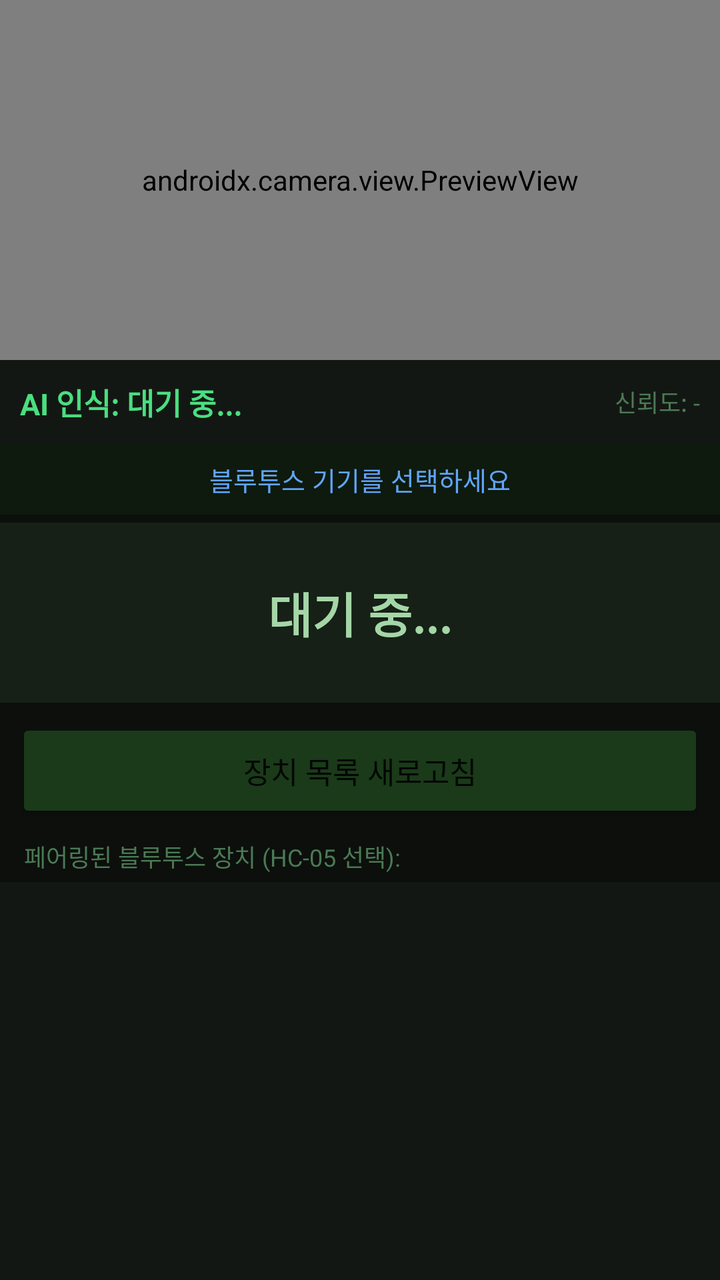
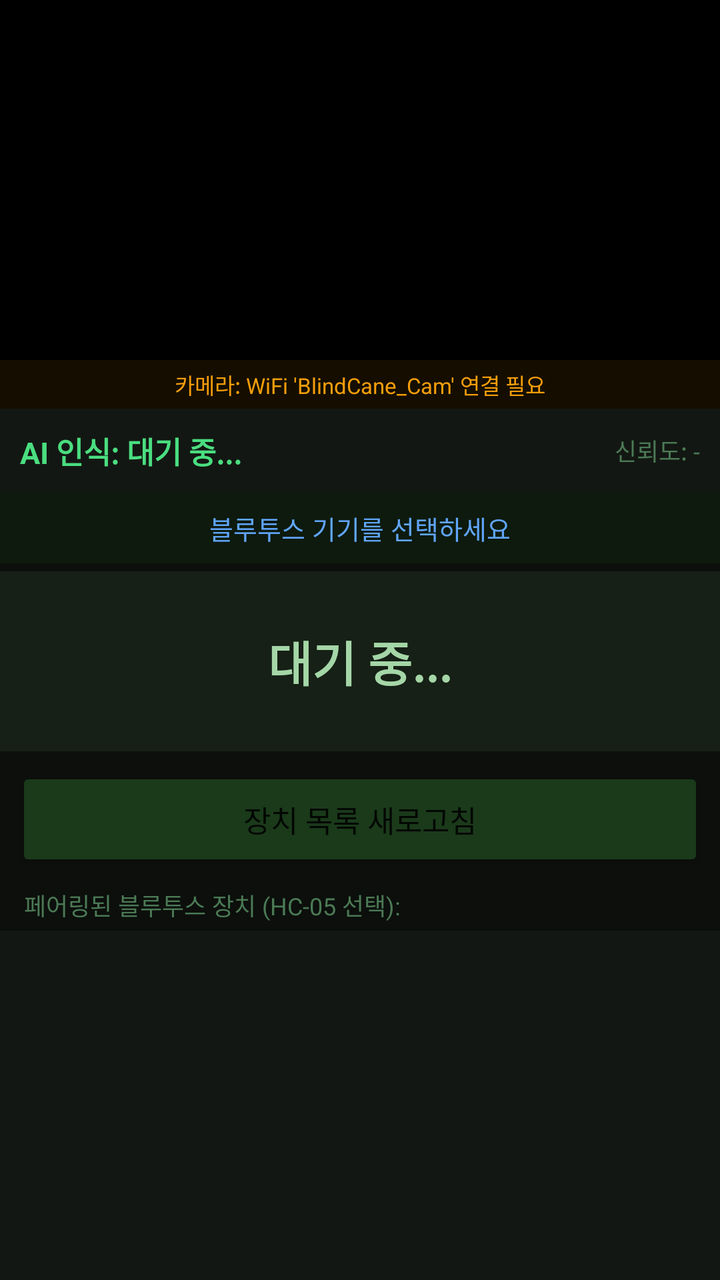

An Android layout rendered at two revisions. The XML below is the earlier revision; the diff shows what the commit changed to produce the second picture.
<!-- AndroidManifest.xml: application theme Theme.AppCompat.DayNight -->
<!-- res/layout/activity_main.xml -->
<?xml version="1.0" encoding="utf-8"?>
<LinearLayout xmlns:android="http://schemas.android.com/apk/res/android"
    android:layout_width="match_parent"
    android:layout_height="match_parent"
    android:orientation="vertical"
    android:background="#0C0F0C">

    
    <androidx.camera.view.PreviewView
        android:id="@+id/previewView"
        android:layout_width="match_parent"
        android:layout_height="180dp"
        android:background="#000"/>

    
    <LinearLayout
        android:layout_width="match_parent"
        android:layout_height="wrap_content"
        android:orientation="horizontal"
        android:background="#131713"
        android:padding="10dp">

        <TextView
            android:id="@+id/tvObject"
            android:text="AI 인식: 대기 중..."
            android:textSize="15sp"
            android:textColor="#4ADE80"
            android:textStyle="bold"
            android:layout_width="0dp"
            android:layout_height="wrap_content"
            android:layout_weight="1"/>

        <TextView
            android:id="@+id/tvConfidence"
            android:text="신뢰도: -"
            android:textSize="12sp"
            android:textColor="#4B7A55"
            android:layout_width="wrap_content"
            android:layout_height="wrap_content"
            android:layout_gravity="center_vertical"/>
    </LinearLayout>

    
    <TextView
        android:id="@+id/tvStatus"
        android:text="블루투스 기기를 선택하세요"
        android:textSize="13sp"
        android:textColor="#60A5FA"
        android:gravity="center"
        android:layout_width="match_parent"
        android:layout_height="wrap_content"
        android:padding="8dp"
        android:background="#0D1A0D"/>

    
    <TextView
        android:id="@+id/tvMessage"
        android:text="대기 중..."
        android:textSize="24sp"
        android:textColor="#A5D6A7"
        android:textStyle="bold"
        android:gravity="center"
        android:layout_width="match_parent"
        android:layout_height="90dp"
        android:background="#162016"
        android:padding="12dp"
        android:layout_marginTop="4dp"/>

    
    <Button
        android:id="@+id/btnConnect"
        android:text="장치 목록 새로고침"
        android:textSize="15sp"
        android:layout_width="match_parent"
        android:layout_height="52dp"
        android:backgroundTint="#1A3A1A"
        android:layout_margin="8dp"/>

    <TextView
        android:text="페어링된 블루투스 장치 (HC-05 선택):"
        android:textColor="#4B7A55"
        android:textSize="12sp"
        android:layout_width="match_parent"
        android:layout_height="wrap_content"
        android:paddingHorizontal="12dp"
        android:paddingBottom="4dp"/>

    <ListView
        android:id="@+id/lvDevices"
        android:layout_width="match_parent"
        android:layout_height="0dp"
        android:layout_weight="1"
        android:background="#131713"
        android:divider="#1E3A22"
        android:dividerHeight="1dp"/>

</LinearLayout>
<!-- resources referenced by this layout -->
<resources>

</resources>

<!-- the commit's change to res/layout/activity_main.xml (unified diff, before → after) -->
@@ -6,11 +6,24 @@
     android:background="#0C0F0C">
 
     
-    <androidx.camera.view.PreviewView
-        android:id="@+id/previewView"
+    <ImageView
+        android:id="@+id/ivFrame"
         android:layout_width="match_parent"
         android:layout_height="180dp"
-        android:background="#000"/>
+        android:background="#000"
+        android:scaleType="centerCrop"/>
+
+    
+    <TextView
+        android:id="@+id/tvEspStatus"
+        android:text="카메라: WiFi 'BlindCane_Cam' 연결 필요"
+        android:textSize="11sp"
+        android:textColor="#F59E0B"
+        android:gravity="center"
+        android:layout_width="match_parent"
+        android:layout_height="wrap_content"
+        android:padding="4dp"
+        android:background="#150E00"/>
 
     
     <LinearLayout
